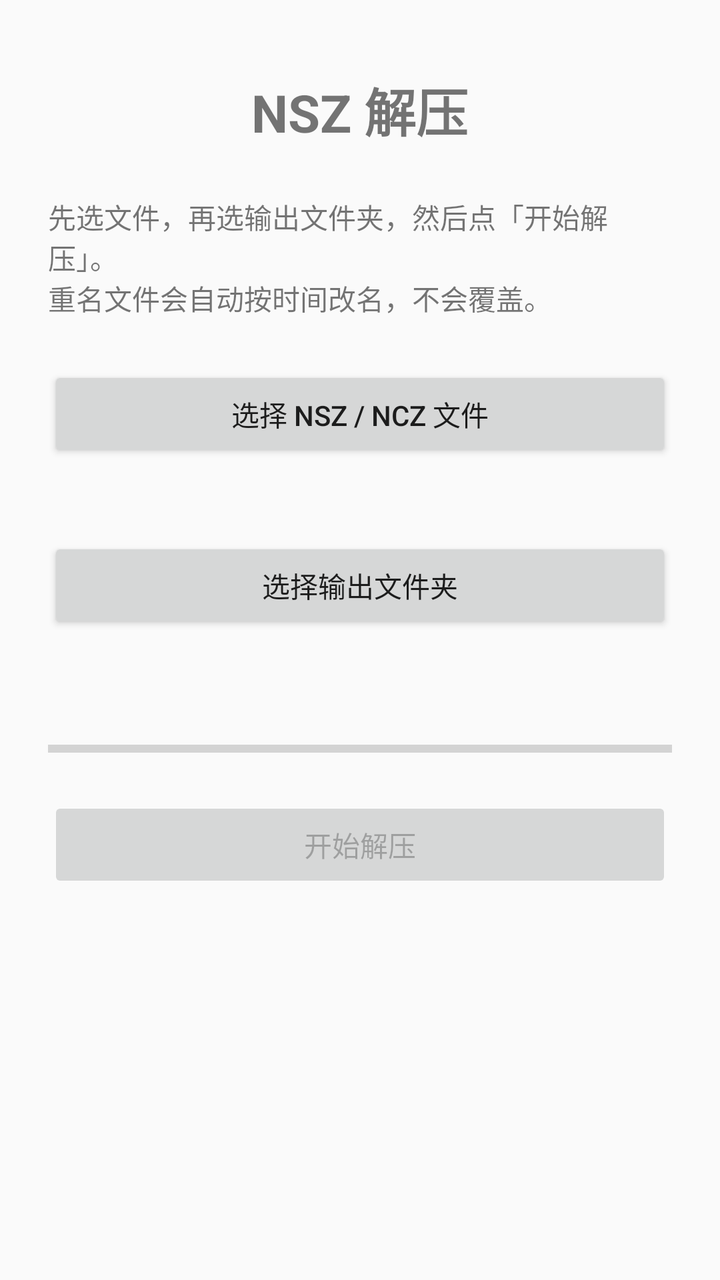
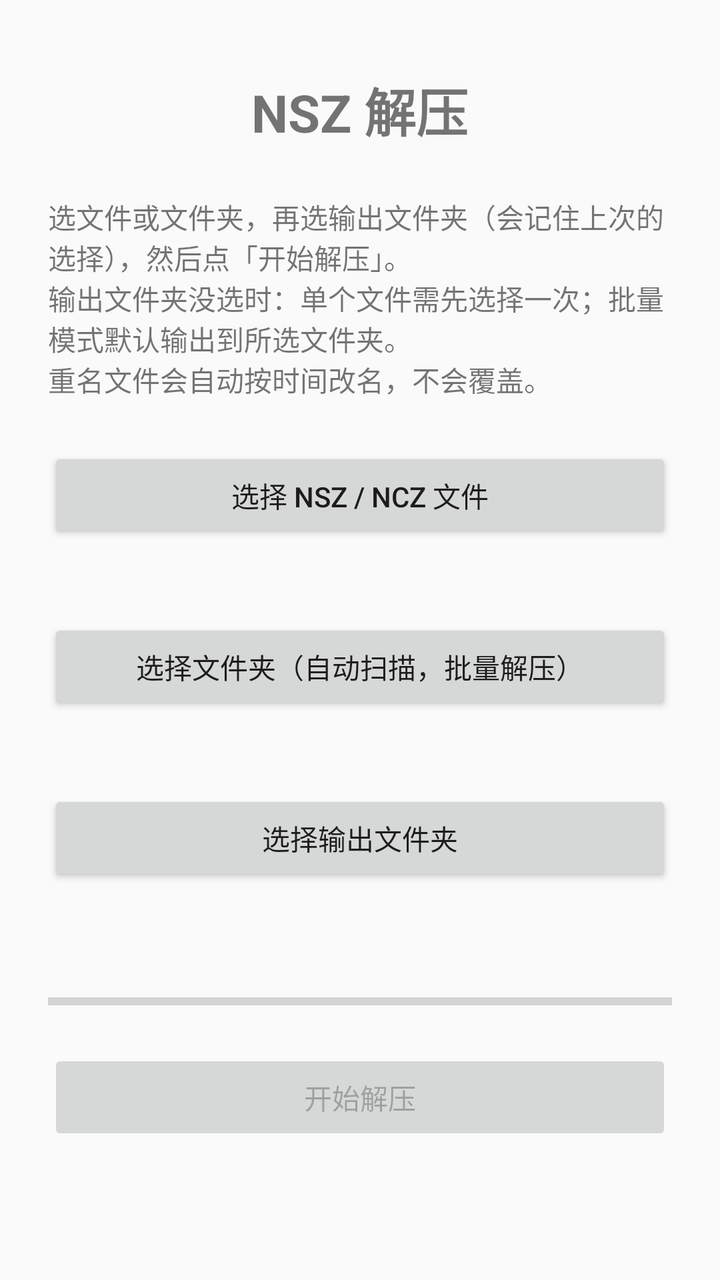

Screens rendered from an Android XML layout before and after an edit, with the pre-edit source and the edit as a unified diff.
<!-- AndroidManifest.xml: application theme Theme.Nsz -->
<!-- res/layout/activity_main.xml -->
<?xml version="1.0" encoding="utf-8"?>
<LinearLayout xmlns:android="http://schemas.android.com/apk/res/android"
    android:layout_width="match_parent"
    android:layout_height="match_parent"
    android:orientation="vertical"
    android:padding="24dp"
    android:gravity="center_horizontal">

    <TextView
        android:layout_width="wrap_content"
        android:layout_height="wrap_content"
        android:text="@string/app_name"
        android:textSize="26sp"
        android:textStyle="bold"
        android:layout_marginTop="12dp"
        android:layout_marginBottom="24dp" />

    <TextView
        android:layout_width="match_parent"
        android:layout_height="wrap_content"
        android:text="@string/hint"
        android:textSize="14sp"
        android:layout_marginBottom="24dp" />

    <Button
        android:id="@+id/btn_pick_file"
        android:layout_width="match_parent"
        android:layout_height="wrap_content"
        android:text="@string/pick_file" />

    <TextView
        android:id="@+id/text_file"
        android:layout_width="match_parent"
        android:layout_height="wrap_content"
        android:textSize="13sp"
        android:layout_marginTop="8dp" />

    <Button
        android:id="@+id/btn_pick_dir"
        android:layout_width="match_parent"
        android:layout_height="wrap_content"
        android:layout_marginTop="12dp"
        android:text="@string/pick_dir" />

    <TextView
        android:id="@+id/text_dir"
        android:layout_width="match_parent"
        android:layout_height="wrap_content"
        android:textSize="13sp"
        android:layout_marginTop="8dp" />

    <ProgressBar
        android:id="@+id/progress"
        style="?android:attr/progressBarStyleHorizontal"
        android:layout_width="match_parent"
        android:layout_height="wrap_content"
        android:layout_marginTop="24dp"
        android:max="10000"
        android:progress="0" />

    <Button
        android:id="@+id/btn_go"
        android:layout_width="match_parent"
        android:layout_height="wrap_content"
        android:layout_marginTop="16dp"
        android:enabled="false"
        android:text="@string/go" />

    <TextView
        android:id="@+id/text_status"
        android:layout_width="match_parent"
        android:layout_height="wrap_content"
        android:textSize="13sp"
        android:layout_marginTop="16dp"
        android:textIsSelectable="true" />
</LinearLayout>
<!-- resources referenced by this layout -->
<resources>
  <string name="app_name">NSZ 解压</string>
  <string name="go">开始解压</string>
  <string name="hint">先选文件，再选输出文件夹，然后点「开始解压」。\n重名文件会自动按时间改名，不会覆盖。</string>
  <string name="pick_dir">选择输出文件夹</string>
  <string name="pick_file">选择 NSZ / NCZ 文件</string>
  <style name="Theme.Nsz" parent="Theme.AppCompat.DayNight.NoActionBar">
          <item name="colorPrimary">#1E293B</item>
          <item name="colorAccent">#38BDF8</item>
      </style>
</resources>

<!-- the commit's change to res/layout/activity_main.xml (unified diff, before → after) -->
@@ -30,6 +30,20 @@
 
     <TextView
         android:id="@+id/text_file"
+        android:layout_width="match_parent"
+        android:layout_height="wrap_content"
+        android:textSize="13sp"
+        android:layout_marginTop="8dp" />
+
+    <Button
+        android:id="@+id/btn_pick_folder"
+        android:layout_width="match_parent"
+        android:layout_height="wrap_content"
+        android:layout_marginTop="12dp"
+        android:text="@string/pick_folder" />
+
+    <TextView
+        android:id="@+id/text_folder"
         android:layout_width="match_parent"
         android:layout_height="wrap_content"
         android:textSize="13sp"
<!-- resource entries referenced after the edit -->
@@ -2,9 +2,10 @@
 <resources>
   <string name="app_name">NSZ 解压</string>
   <string name="go">开始解压</string>
-  <string name="hint">先选文件，再选输出文件夹，然后点「开始解压」。\n重名文件会自动按时间改名，不会覆盖。</string>
+  <string name="hint">选文件或文件夹，再选输出文件夹（会记住上次的选择），然后点「开始解压」。\n输出文件夹没选时：单个文件需先选择一次；批量模式默认输出到所选文件夹。\n重名文件会自动按时间改名，不会覆盖。</string>
   <string name="pick_dir">选择输出文件夹</string>
   <string name="pick_file">选择 NSZ / NCZ 文件</string>
+  <string name="pick_folder">选择文件夹（自动扫描，批量解压）</string>
   <style name="Theme.Nsz" parent="Theme.AppCompat.DayNight.NoActionBar">
           <item name="colorPrimary">#1E293B</item>
           <item name="colorAccent">#38BDF8</item>
